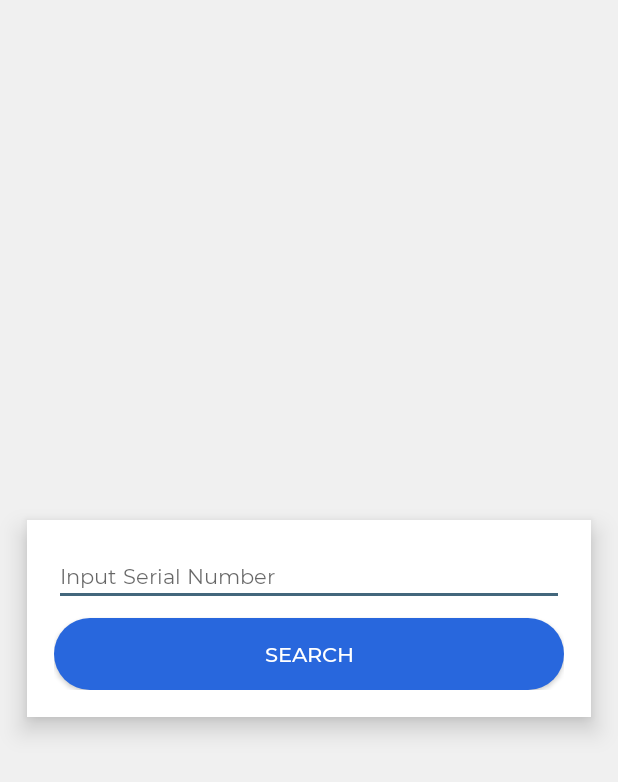
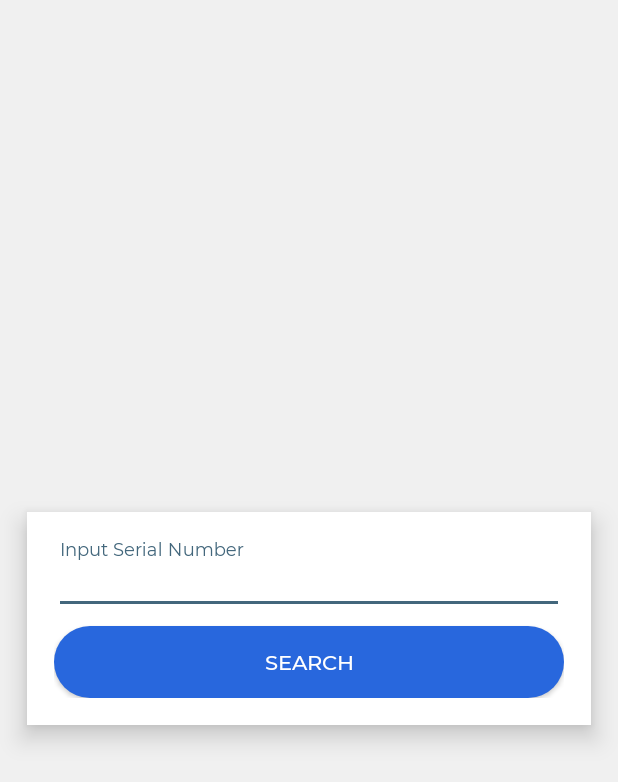
Before and after one commit to misbahmunirinalkhafadh/Asset-Management-Mobile, an Android app: the fragment InputSerialFragment shown on its own in the app's theme, on a phone screen of 412 x 824 dp. Shown: the top 782 px of the screen. Run offline under Robolectric (Android 15) with nearby library versions, the phone set to English and light mode, and no system bars.

Commit message:
daily update

```diff
--- a/app/src/main/res/layout/fragment_input_serial.xml
+++ b/app/src/main/res/layout/fragment_input_serial.xml
@@ -20,6 +20,11 @@
         app:layout_constraintStart_toStartOf="parent"
         app:layout_constraintTop_toTopOf="parent">
 
+        <com.google.android.material.textfield.TextInputLayout
+            android:id="@+id/input_layout_password"
+            android:layout_width="match_parent"
+            android:layout_height="wrap_content">
+
             <EditText
                 android:id="@+id/et_serial"
                 android:layout_width="match_parent"
@@ -30,6 +35,8 @@
                 android:importantForAutofill="no"
                 android:inputType="text"
                 android:textSize="14sp" />
+        </com.google.android.material.textfield.TextInputLayout>
+
 
         <Button
             android:id="@+id/btn_search_serial"
```
Also changed, not shown: app/src/main/res/layout/activity_main.xml (+26 -0 lines). Lines whose indentation alone changed are shown as unchanged.
